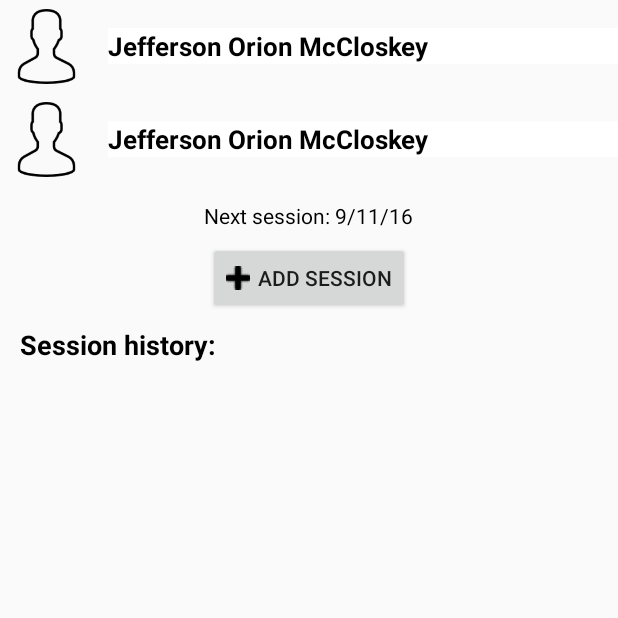
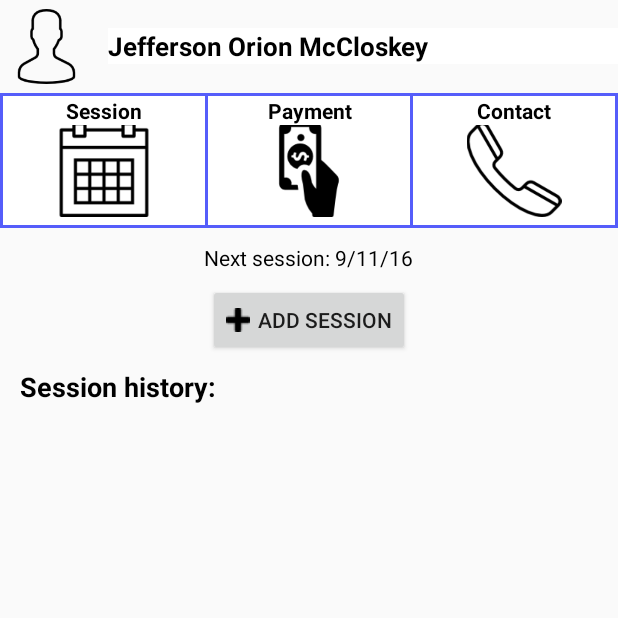
Before and after one commit to JeffersonMcC/PersonalTrainerCustomerManagement, an Android app: the ClientListFragment screen opened directly, with no data from a screen before it, after a tap on an icon or button, on a phone screen of 412 x 824 dp, the top half of it. Run offline under Robolectric (Android 15) with nearby library versions, the phone set to English and light mode, and no system bars.

Commit message:
newInstance error fixed in ClientDetailTabsFragment

```diff
--- a/app/src/main/java/com/bignerdranch2nded/android/personaltrainer/ClientActivity.java
+++ b/app/src/main/java/com/bignerdranch2nded/android/personaltrainer/ClientActivity.java
@@ -16,21 +16,20 @@ public class ClientActivity extends DoubleFragmentActivity {
 
     private static final String EXTRA_CLIENT_ID = "com.bignerdranch2nded.android.personaltrainer.client_id";
     private static final String EXTRA_FRAGMENT_ID = "com.bignerdranch2nded.android.personaltrainer.fragment_id";
-    private static int uniqueFragment;
+    private static String uniqueFragment;
 
-    public static Intent newIntent(Context packageContext, UUID clientId, int fragmentId){
+    public static Intent newIntent(Context packageContext, UUID clientId, String fragmentId){
         Intent intent = new Intent(packageContext, ClientActivity.class);
         uniqueFragment = fragmentId;
 
         intent.putExtra(EXTRA_CLIENT_ID, clientId);
-        intent.putExtra(EXTRA_FRAGMENT_ID, uniqueFragment);
+        //intent.putExtra(EXTRA_FRAGMENT_ID, uniqueFragment);
 
         return intent;
     }
 
     @Override
     protected Fragment createFirstFragment(){
-        Log.d(TAG, "createFirstFragment started");
         return ClientDetailProfileFragment.newInstance(getClientId());
     }
 
@@ -47,7 +46,9 @@ public class ClientActivity extends DoubleFragmentActivity {
     }
 
     public UUID getClientId(){
-        UUID clientId = (UUID)getIntent().getSerializableExtra(EXTRA_CLIENT_ID);
-        return clientId;
+        Log.d(TAG, "serializable will be returned to createFirstfragment()");
+        return (UUID)getIntent().getSerializableExtra(EXTRA_CLIENT_ID);
     }
+
+
 }
--- a/app/src/main/java/com/bignerdranch2nded/android/personaltrainer/ClientDetailContact.java
+++ b/app/src/main/java/com/bignerdranch2nded/android/personaltrainer/ClientDetailContact.java
@@ -5,8 +5,6 @@ import android.support.v4.app.Fragment;
 import android.view.LayoutInflater;
 import android.view.View;
 import android.view.ViewGroup;
-
-import java.util.UUID;
 
 /**
  * Created by Jeffrow on 9/7/2016.
--- a/app/src/main/java/com/bignerdranch2nded/android/personaltrainer/ClientDetailProfileFragment.java
+++ b/app/src/main/java/com/bignerdranch2nded/android/personaltrainer/ClientDetailProfileFragment.java
@@ -2,6 +2,7 @@ package com.bignerdranch2nded.android.personaltrainer;
 
 import android.os.Bundle;
 import android.support.v4.app.Fragment;
+import android.util.Log;
 import android.view.LayoutInflater;
 import android.view.View;
 import android.view.ViewGroup;
@@ -12,17 +13,22 @@ import java.util.UUID;
  * Created by Jeffrow on 9/9/2016.
  */
 public class ClientDetailProfileFragment extends Fragment {
+    private static final String TAG = "ClientDetailProfileFragment";
     private static final String ARG_CLIENT_ID = "client-id";
     private Client mClient;
 
     public static ClientDetailProfileFragment newInstance(UUID clientId){
+        Log.d(TAG, "newInstance() started");
         Bundle args = new Bundle();
 
         args.putSerializable(ARG_CLIENT_ID, clientId);
+        Log.d(TAG, "clientId was placed as an argument in a bundle");
 
         ClientDetailProfileFragment fragment = new ClientDetailProfileFragment();
+        Log.d(TAG, "fragment created in newInstance()");
 
         fragment.setArguments(args);
+        Log.d(TAG, "the bundle has been attached to the fragment");
 
         return fragment;
     }
--- a/app/src/main/java/com/bignerdranch2nded/android/personaltrainer/ClientDetailTabsFragment.java
+++ b/app/src/main/java/com/bignerdranch2nded/android/personaltrainer/ClientDetailTabsFragment.java
@@ -2,24 +2,58 @@ package com.bignerdranch2nded.android.personaltrainer;
 
 import android.os.Bundle;
 import android.support.v4.app.Fragment;
+import android.util.Log;
 import android.view.LayoutInflater;
 import android.view.View;
 import android.view.ViewGroup;
-
-import java.util.UUID;
+import android.widget.ImageView;
 
 /**
  * Created by Jeffrow on 9/9/2016.
  */
 public class ClientDetailTabsFragment extends Fragment {
+    private static final String TAG = "ClientDetailTabsFragment";
 
-    public static ClientDetailProfileFragment newInstance(){
-        return new ClientDetailProfileFragment();
+    private ImageView mSessionsImageView;
+    private ImageView mPaymentImageView;
+    private ImageView mContactImageView;
+
+    public static ClientDetailTabsFragment newInstance(){
+        return new ClientDetailTabsFragment();
     }
 
     @Override
     public View onCreateView(LayoutInflater inflater, ViewGroup container, Bundle savedInstanceState){
         View v = inflater.inflate(R.layout.fragment_client_tabs, container, false);
+
+        mSessionsImageView = (ImageView)v.findViewById(R.id.sessions_icon_image_view);
+        mPaymentImageView = (ImageView)v.findViewById(R.id.payment_icon_image_view);
+        mContactImageView = (ImageView)v.findViewById(R.id.contact_icon_image_view);
+
+        mSessionsImageView.setOnClickListener(new View.OnClickListener() {
+            @Override
+            public void onClick(View view) {
+                Log.d(TAG, "Sessions button was pressed");
+                ClientDetailThirdFragmentManager.getThirdFragment("sessions");
+            }
+        });
+
+        mPaymentImageView.setOnClickListener(new View.OnClickListener() {
+            @Override
+            public void onClick(View view) {
+                Log.d(TAG, "Payment button was pressed");
+                ClientDetailThirdFragmentManager.getThirdFragment("payment");
+            }
+        });
+
+        mContactImageView.setOnClickListener(new View.OnClickListener() {
+            @Override
+            public void onClick(View view) {
+                Log.d(TAG, "Contact button was pressed");
+                ClientDetailThirdFragmentManager.getThirdFragment("contact");
+            }
+        });
+
         return v;
     }
 }
--- a/app/src/main/java/com/bignerdranch2nded/android/personaltrainer/ClientDetailThirdFragmentManager.java
+++ b/app/src/main/java/com/bignerdranch2nded/android/personaltrainer/ClientDetailThirdFragmentManager.java
@@ -1,30 +1,29 @@
 package com.bignerdranch2nded.android.personaltrainer;
 
 import android.support.v4.app.Fragment;
-
-import java.util.UUID;
 
 /**
  * Created by Jeffrow on 9/9/2016.
  */
 public class ClientDetailThirdFragmentManager extends Fragment {
 
-    public static Fragment getThirdFragment(int fragmentId){
+    public static Fragment getThirdFragment(String fragmentId){
         Fragment thirdFragment = null;
         switch (fragmentId){
-            case 0:
+            case "sessions":
                 thirdFragment = ClientDetailSessionsFragment.newInstance();
+
                 break;
-            case 1:
+            case "add session":
                 thirdFragment = ClientDetailSessionsToAddSessionsFragment.newInstance();
                 break;
-            case 2:
+            case "payment":
                 thirdFragment = ClientDetailPaymentFragment.newInstance();
                 break;
-            case 3:
+            case "receipt":
                 thirdFragment = ClientDetailPaymentToReceiptFragment.newInstance();
                 break;
-            case 4:
+            case "contact":
                 thirdFragment = ClientDetailContact.newInstance();
         }
         return thirdFragment;
--- a/app/src/main/java/com/bignerdranch2nded/android/personaltrainer/ClientListFragment.java
+++ b/app/src/main/java/com/bignerdranch2nded/android/personaltrainer/ClientListFragment.java
@@ -20,6 +20,7 @@ import java.util.List;
  * Created by Jeffrow on 9/5/2016.
  */
 public class ClientListFragment extends Fragment {
+    private static final String TAG = "ClientListFragment";
     private RecyclerView mClientRecyclerView;
     private ClientAdapter mAdapter;
 
@@ -77,8 +78,9 @@ public class ClientListFragment extends Fragment {
 
         @Override
         public void onClick(View v){
-            Intent intent = ClientActivity.newIntent(getActivity(), mClient.getId(), 0);
+            Intent intent = ClientActivity.newIntent(getActivity(), mClient.getId(), "sessions");
 
+            Log.d(TAG, "ClientActivity will be started");
             startActivity(intent);
         }
     }
@@ -99,8 +101,8 @@ public class ClientListFragment extends Fragment {
         }
 
         @Override
-        public void onBindViewHolder(ClientHolder holder, int postion){
-            Client client = mClients.get(postion);
+        public void onBindViewHolder(ClientHolder holder, int position){
+            Client client = mClients.get(position);
             holder.bindClient(client);
         }
 
--- a/app/src/main/java/com/bignerdranch2nded/android/personaltrainer/DoubleFragmentActivity.java
+++ b/app/src/main/java/com/bignerdranch2nded/android/personaltrainer/DoubleFragmentActivity.java
@@ -31,6 +31,7 @@ public abstract class DoubleFragmentActivity extends FragmentActivity{
         if(fragmentOne == null){
             fragmentOne = createFirstFragment();
             transaction.add(R.id.fragment_container_one, fragmentOne).commit();
+            Log.d(TAG, "fragmentOne added to fragment_container_one");
         }
         if(fragmentTwo == null){
             fragmentTwo = createSecondFragment();
--- a/app/src/main/res/layout/fragment_client_tabs.xml
+++ b/app/src/main/res/layout/fragment_client_tabs.xml
@@ -23,7 +23,7 @@
             android:layout_marginEnd="2dp">
 
             <ImageView
-                android:id="@+id/schedule_icon_image_view"
+                android:id="@+id/sessions_icon_image_view"
                 android:layout_width="match_parent"
                 android:layout_height="wrap_content"
                 android:background="#fff"
@@ -35,7 +35,7 @@
                 />
 
             <TextView
-                android:id="@+id/schedule_icon_label_text_view"
+                android:id="@+id/sessions_icon_label_text_view"
                 android:layout_width="match_parent"
                 android:layout_height="wrap_content"
                 android:background="#fff"
```
